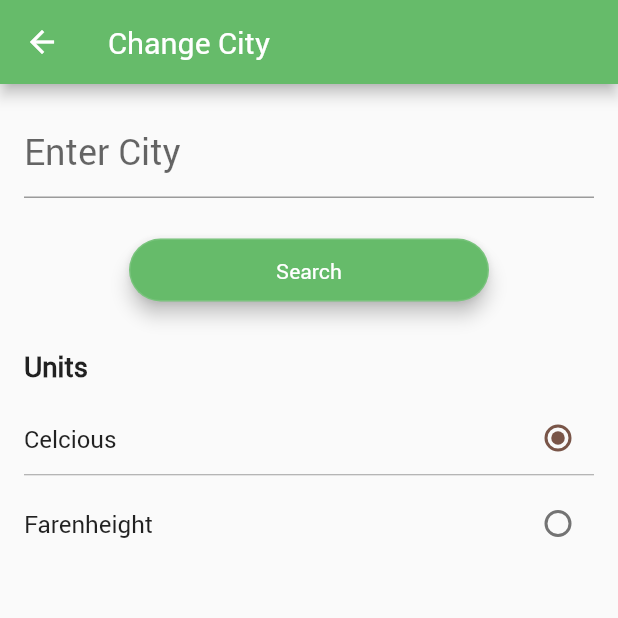
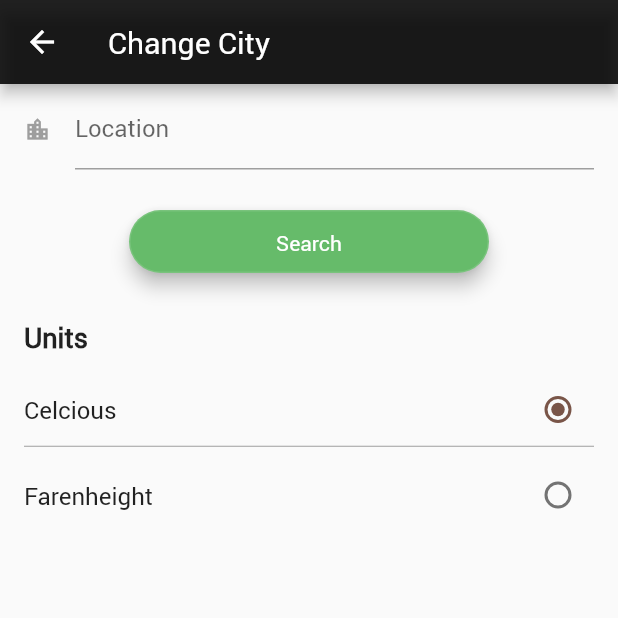
Before and after one commit to Tomal9924/WeatherApp-Flutter, a Flutter app: the TakeLocation screen opened directly, on a phone screen of 412 x 824 dp, the top half of it. Run offline on Flutter 3.47's test engine with Material 2 defaults, Android fonts, the phone set to English and light mode, and no system bars; drawn by our look-alikes of flutter_typeahead; network calls fail.

Commit message:
bug fixed

```diff
--- /dev/null
+++ b/lib/ui/Cities.dart
@@ -0,0 +1,17 @@
+class Cities{
+
+  String countryName;
+  String cityName;
+  String regionName;
+
+  Cities(this.countryName, this.cityName, this.regionName);
+
+  Cities.fromMap(Map<String, dynamic> map)
+  {
+    countryName = map['name'];
+    cityName = map['capital'];
+    regionName = map['region'];
+  }
+
+
+}
--- a/lib/ui/Klimatic.dart
+++ b/lib/ui/Klimatic.dart
@@ -4,8 +4,10 @@ import 'dart:core';
 
 import 'package:flutter/cupertino.dart';
 import 'package:flutter/material.dart';
+import 'package:flutter_typeahead/flutter_typeahead.dart';
 import 'package:http/http.dart' as http;
 import 'package:intl/intl.dart';
+import 'package:weather_app/ui/Cities.dart';
 import 'package:weather_app/util/utils.dart' as util;
 
 import 'TextStyle.dart';
@@ -34,6 +36,7 @@ var _tDate = "";
 
 class KlimateState extends State<Klimatic> {
   String _cityName;
+  Cities cityDatas;
 
   Future goToTakeDirectionScreen(BuildContext context) async {
     Map results = await Navigator.of(context)
@@ -55,7 +58,7 @@ class KlimateState extends State<Klimatic> {
     listWidget = updateWidget(_cityName);
     // TODO: implement build
     return new Scaffold(
-      backgroundColor: Colors.green.shade400,
+      backgroundColor: Colors.black87,
         body: new ListView(
           scrollDirection: Axis.vertical,
           children: <Widget>[
@@ -66,7 +69,7 @@ class KlimateState extends State<Klimatic> {
                 ),
                 new Container(
                   margin: new EdgeInsets.fromLTRB(20, 16, 0, 0),
-                  decoration: new BoxDecoration(color: Colors.green.shade400),
+                  decoration: new BoxDecoration(color: Colors.black87),
                   child: new Row(
                     mainAxisAlignment: MainAxisAlignment.spaceBetween,
                     children: <Widget>[
@@ -122,14 +125,6 @@ class KlimateState extends State<Klimatic> {
         )
     );
   }
-
-/*Future<int> getRadioValueData() async{
-    SharedPreferences prefs = await SharedPreferences.getInstance();
-    int radio_value=prefs.getInt("radiovalue");
-    print("Showed: $radio_value");
-    return radio_value;
-
-  }*/
 }
 
 //Todo:-------------------Api Call--------------------------------
@@ -161,6 +156,7 @@ class InfoScreen extends State<TakeLocation> {
   var _getLocationController = new TextEditingController();
   int radiovalue = 2;
   int choice;
+  Cities cityDatas;
 
   void handleRadioValueChanged(int value) {
     setState(() {
@@ -178,14 +174,13 @@ class InfoScreen extends State<TakeLocation> {
     });
   }
 
-
   @override
   Widget build(BuildContext context) {
     // TODO: implement build
     return new Scaffold(
       appBar: new AppBar(
         title: new Text("Change City"),
-        backgroundColor: Colors.green.shade400,
+        backgroundColor: Colors.black87,
       ),
       body: new Stack(
         children: <Widget>[
@@ -193,11 +188,56 @@ class InfoScreen extends State<TakeLocation> {
             children: <Widget>[
               new ListTile(
                   title: Container(
-                    child: new TextField(
-                      style: new TextStyle(fontSize: 24, height: 2),
-                      decoration: new InputDecoration(hintText: "Enter City"),
-                      keyboardType: TextInputType.text,
-                      controller: _getLocationController,
+                    child: TypeAheadField(
+                      textFieldConfiguration: TextFieldConfiguration(
+                          controller: _getLocationController,
+                          autofocus: false,
+                          keyboardType: TextInputType.text,
+                          maxLines: 1,
+                          onChanged: (val) {
+                            setState(() {});
+                          },
+                          decoration: new InputDecoration(
+                            labelText: "Location",
+                            focusedBorder: UnderlineInputBorder(
+                                borderSide: BorderSide(
+                                    color: Colors.black87)),
+                            enabledBorder: UnderlineInputBorder(
+                                borderSide:
+                                BorderSide(color: Colors.grey)),
+                            icon: new Icon(
+                              Icons.location_city,
+                              color: Colors.grey,
+                            ),
+                            isDense: true,
+                          )),
+                      suggestionsCallback: (pattern) async {
+
+                        return await getCityData(pattern,_getLocationController.text);
+                      },
+                      itemBuilder: (context, suggestion) {
+                        Cities cities = suggestion;
+                        return ListTile(
+                          leading: Icon(Icons.location_city),
+                          title: Text(cities.cityName),
+                          subtitle: Row(
+                            children: <Widget>[
+                              Text(cities.countryName + ","),
+                              Text(cities.regionName),
+                            ],
+                          ),
+                        );
+                      },
+                      onSuggestionSelected: (suggestion) {
+                         cityDatas= suggestion;
+                         setState(() {
+                          _getLocationController.text = cityDatas.cityName;
+                        });
+
+
+                      },
+                      hideSuggestionsOnKeyboardHide: true,
+                      hideOnError: true,
                     ),
                   )),
               new ListTile(
@@ -277,18 +317,26 @@ class InfoScreen extends State<TakeLocation> {
     );
   }
 
-/*Future <bool>_saveRadioValueData(int value) async{
-    SharedPreferences prefs = await SharedPreferences.getInstance();
-    prefs.setInt("radiovalue", value);
-    print('saved: $value');
-    return prefs.commit();
+  Future getCityData(String pattern,String city) async {
+    if (pattern.isNotEmpty) {
+      var result = await http.get(
+          "https://restcountries.eu/rest/v2/capital/$city");
+      if (result.statusCode == 200) {
+        try {
+          var map = json.decode(result.body);
+          List<Cities> _citiList = List.generate(map.length, (index) {
+            return Cities.fromMap(map[index]);
+          });
+          return _citiList;
+        } catch (error) {
+          return [];
+        }
+      } else {
+        Container();
+        return [];
+      }
+    }
   }
-
-
-  savedValue() {
-    int _value=radiovalue;
-    _saveRadioValueData(_value).then((bool comitted){});
-  }*/
 }
 Widget updateWidget(String city) {
   //Todo:-------------------------JSON Calling---------------------------------
@@ -712,4 +760,6 @@ Widget getList(List list) {
           ),
         );
       });
+
+
 }
--- a/pubspec.yaml
+++ b/pubspec.yaml
@@ -27,6 +27,7 @@ dependencies:
   intl: ^0.16.0
   splashscreen:
   provider:
+  flutter_typeahead:
   shared_preferences: ^ 0.5.4
 
 dev_dependencies:
```
Also changed, not shown: pubspec.lock, 1 other file.
